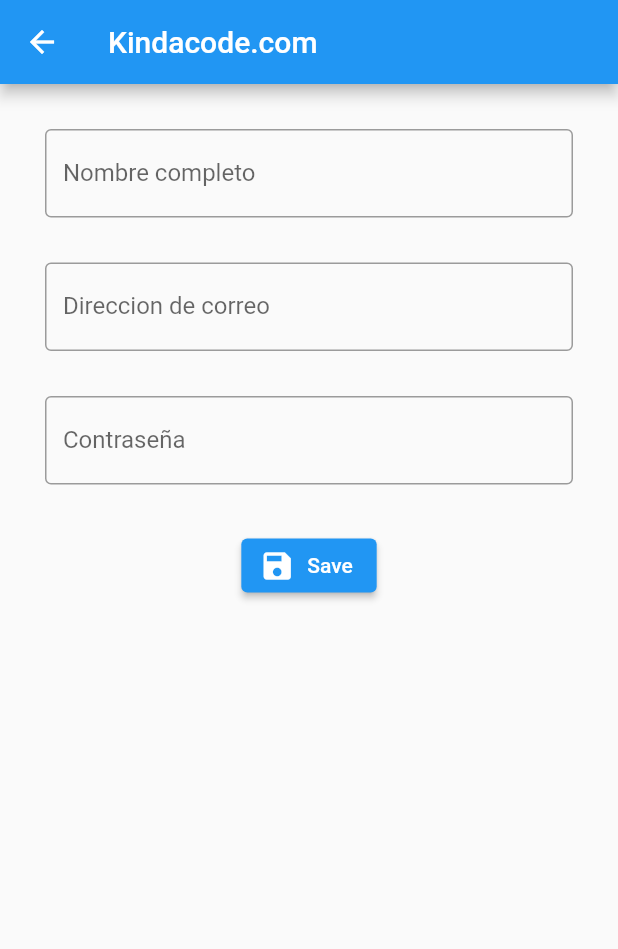
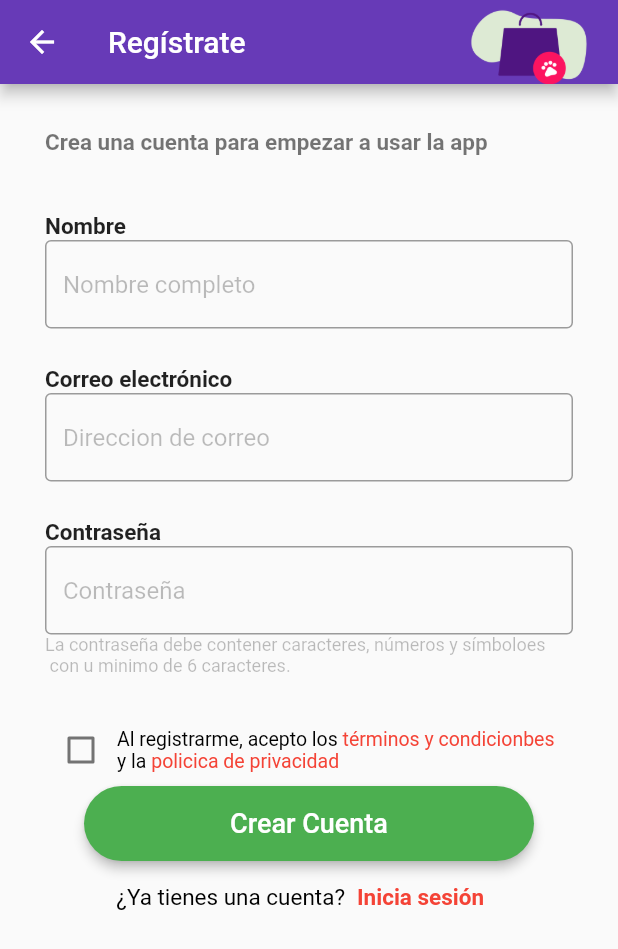
Before and after one commit to ozel-byte/Proyecto-Desarrollo-Movil, a Flutter app: the signup screen opened by its route, on a phone screen of 412 x 824 dp. Shown: the top 949 px of the screen. Run offline on Flutter 3.47's test engine with Material 2 defaults, Android fonts, the phone set to English and light mode, and no system bars.

Commit message:
feature/006 vista signup terminada

```diff
--- a/lib/src/pages/signup.dart
+++ b/lib/src/pages/signup.dart
@@ -11,88 +11,232 @@ class signup extends StatefulWidget {
 class _signupState extends State<signup> {
   final GlobalKey<FormState> _formKey = GlobalKey();
 
-  // This function is triggered when the "Save" button is pressed
   void _saveForm() {
     final bool isValid = _formKey.currentState!.validate();
     if (isValid) {
       if (kDebugMode) {
-        print('Got a valid input');
+        print('Valido');
       }
-      // And do something here
     }
   }
 
+  bool value = false;
   @override
   Widget build(BuildContext context) {
     return Scaffold(
       appBar: AppBar(
-        title: const Text('Kindacode.com'),
+        title: titulo(),
+        backgroundColor: Colors.deepPurple,
       ),
-      body: Padding(
+      body: SingleChildScrollView(child: formulario()),
+    );
+  }
+
+  Widget titulo() {
+    return Row(
+      mainAxisAlignment: MainAxisAlignment.spaceBetween,
+      children: [const Text('Regístrate'), logo()],
+    );
+  }
+
+  Widget logo() {
+    return Image.asset(
+      'assets/B5.png',
+      fit: BoxFit.contain,
+      height: 60,
+    );
+  }
+
+  Widget formulario() {
+    return Padding(
       padding: const EdgeInsets.all(30.0),
-        child: Form(
+      child: form(),
+    );
+  }
+
+  Widget form() {
+    return Form(
       key: _formKey,
       child: Column(
         children: [
-              TextFormField(
-                validator: (value) {
-                  if (value != null && value.trim().length < 3) {
-                    return 'This field requires a minimum of 3 characters';
+          etiquetaTexto("Crea una cuenta para empezar a usar la app", 15.0,
+              FontWeight.bold, Colors.black54),
+          const SizedBox(
+            height: 38,
+          ),
+          etiquetaIzquierda("Nombre"),
+          campoNombre(),
+          const SizedBox(
+            height: 25,
+          ),
+          etiquetaIzquierda("Correo electrónico"),
+          campoCorreo(),
+          const SizedBox(
+            height: 25,
+          ),
+          etiquetaIzquierda("Contraseña"),
+          campoPassword(),
+          Container(
+            child: etiquetaTexto(
+                "La contraseña debe contener caracteres, números y símboloes \n con u minimo de 6 caracteres.",
+                12.0,
+                FontWeight.normal,
+                Colors.black26),
+          ),
+          const SizedBox(
+            height: 25,
+          ),
+          Row(
+            children: [
+              checkBox(),
+              terminosCondiciones(),
+            ],
+          ),
+          const SizedBox(
+            height: 0,
+          ),
+          botonCrearCuenta(),
+          Center(
+            child: tienesCuenta(),
+          )
+        ],
+      ),
+    );
   }
 
-                  return null;
-                },
+  Widget campoNombre() {
+    return TextFormField(
+      validator: (value) {},
       decoration: const InputDecoration(
-                    labelText: 'Nombre completo',
+          hintText: 'Nombre completo',
+          hintStyle: TextStyle(color: Colors.black26),
           border: OutlineInputBorder(),
           errorBorder: OutlineInputBorder(
               borderSide: BorderSide(color: Colors.red, width: 5))),
-              ),
-              const SizedBox(
-                height: 30,
-              ),
-              TextFormField(
-                validator: (value) {
-                  if (value != null && value.trim().length < 3) {
-                    return 'This field requires a minimum of 3 characters';
+    );
   }
 
-                  return null;
-                },
+  Widget campoCorreo() {
+    return TextFormField(
+      validator: (value) {},
       decoration: const InputDecoration(
-                    labelText: 'Direccion de correo',
+          hintText: 'Direccion de correo',
+          hintStyle: TextStyle(color: Colors.black26),
           border: OutlineInputBorder(),
           errorBorder: OutlineInputBorder(
               borderSide: BorderSide(color: Colors.red, width: 5))),
-              ),
-              const SizedBox(
-                height: 30,
-              ),
-              TextFormField(
-                validator: (value) {
-                  if (value != null && value.trim().length < 3) {
-                    return 'This field requires a minimum of 3 characters';
+    );
   }
 
-                  return null;
-                },
+  Widget campoPassword() {
+    return TextFormField(
+      validator: (value) {},
       decoration: const InputDecoration(
-                    labelText: 'Contraseña',
+          hintText: 'Contraseña',
+          hintStyle: TextStyle(color: Colors.black26),
           border: OutlineInputBorder(),
           errorBorder: OutlineInputBorder(
               borderSide: BorderSide(color: Colors.red, width: 5))),
-              ),
-              const SizedBox(
-                height: 30,
-              ),
-              ElevatedButton.icon(
-                  onPressed: _saveForm,
-                  icon: const Icon(Icons.save),
-                  label: const Text('Save'))
+    );
+  }
+
+  Widget botonCrearCuenta() {
+    return ElevatedButton(
+        onPressed: () {},
+        style: TextButton.styleFrom(
+            primary: Colors.white,
+            backgroundColor: Colors.green,
+            elevation: 3,
+            shape: RoundedRectangleBorder(
+                borderRadius: BorderRadius.circular(30.0)),
+            minimumSize: Size(300, 50)),
+        child: Text(
+          "Crear Cuenta",
+          style: TextStyle(fontSize: 18),
+        ));
+  }
+
+  Widget etiquetaIzquierda(texto) {
+    return Row(
+      mainAxisAlignment: MainAxisAlignment.start,
+      children: [
+        Text(
+          texto,
+          style: TextStyle(fontWeight: FontWeight.bold, fontSize: 15),
+        )
+      ],
+    );
+  }
+
+  Widget etiquetaTexto(texto, fontSize, fontWeight, colors) {
+    return Row(
+      mainAxisAlignment: MainAxisAlignment.start,
+      children: [
+        Text(
+          texto,
+          style: TextStyle(
+              fontWeight: fontWeight, fontSize: fontSize, color: colors),
+        )
+      ],
+    );
+  }
+
+  Widget terminosCondiciones() {
+    return Container(
+      width: 300,
+      alignment: Alignment.centerLeft,
+      child: msjTerminosCondiciones(),
+    );
+  }
+
+  Widget tienesCuenta() {
+    double fontSize = 15.0;
+    return Row(
+      mainAxisAlignment: MainAxisAlignment.center,
+      children: [
+        etiquetaTexto("¿Ya tienes una cuenta?", fontSize, FontWeight.normal,
+            Colors.black),
+        TextButton(
+            onPressed: () {
+              Navigator.pushNamed(context, '/');
+            },
+            child: etiquetaTexto(
+                "Inicia sesión ", fontSize, FontWeight.bold, Colors.red)),
+      ],
+    );
+  }
+
+  Widget checkBox() {
+    return Checkbox(
+      value: this.value,
+      onChanged: (bool? value) {
+        setState(() {
+          this.value = value!;
+        });
+      },
+    );
+  }
+
+  Widget msjTerminosCondiciones() {
+    double fontSize = 13.0;
+    return Column(
+      children: [
+        Row(
+          children: [
+            etiquetaTexto("Al registrarme, acepto los ", fontSize,
+                FontWeight.normal, Colors.black),
+            etiquetaTexto("términos y condicionbes ", fontSize,
+                FontWeight.normal, Colors.red),
           ],
         ),
-        ),
-      ),
+        Row(
+          children: [
+            etiquetaTexto("y la ", fontSize, FontWeight.normal, Colors.black),
+            etiquetaTexto("policica de privacidad ", fontSize,
+                FontWeight.normal, Colors.red),
+          ],
+        )
+      ],
     );
   }
 }
```
Lines whose indentation alone changed are shown as unchanged.
